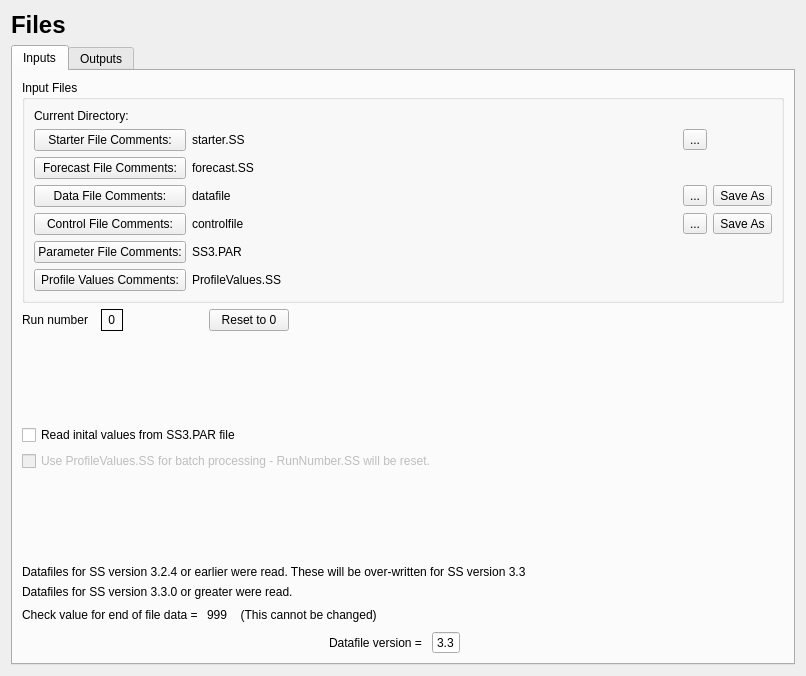
Above: src/file_widget.ui from nmfs-ost/ss3-ssi before the change. Below: the same form after it.
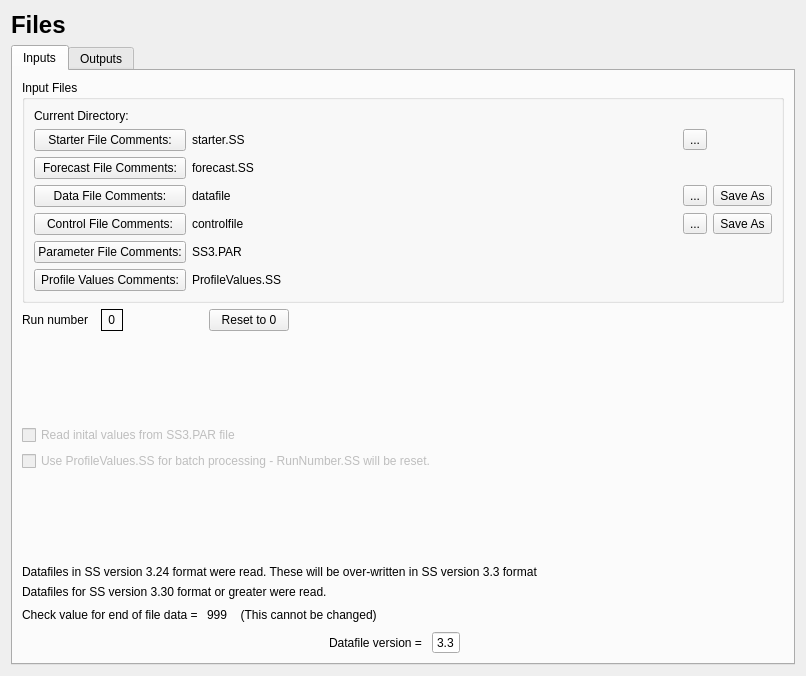
That is the form after the change. The open tabs and pages were chosen to show the change. Icons and pictures are not drawn.

What changed in the file:
```diff
--- a/src/file_widget.ui
+++ b/src/file_widget.ui
@@ -105,7 +105,7 @@
        <item row="16" column="0">
         <widget class="QLabel" name="label_version_32_note">
          <property name="text">
-          <string>Datafiles for SS version 3.2.4 or earlier were read. These will be over-written for SS version 3.3</string>
+          <string>Datafiles in SS version 3.24 format were read. These will be over-written in SS version 3.3 format</string>
          </property>
         </widget>
        </item>
@@ -490,7 +490,7 @@
        <item row="11" column="0">
         <widget class="QCheckBox" name="checkBox_par_file">
          <property name="enabled">
-          <bool>true</bool>
+          <bool>false</bool>
          </property>
          <property name="text">
           <string>Read inital values from SS3.PAR file</string>
@@ -500,7 +500,7 @@
        <item row="17" column="0">
         <widget class="QLabel" name="label_version_33_note">
          <property name="text">
-          <string>Datafiles for SS version 3.3.0 or greater were read.</string>
+          <string>Datafiles for SS version 3.30 format or greater were read.</string>
          </property>
         </widget>
        </item>
```
Left out of the diff: 18 changed lines with no effect on the pictures.
